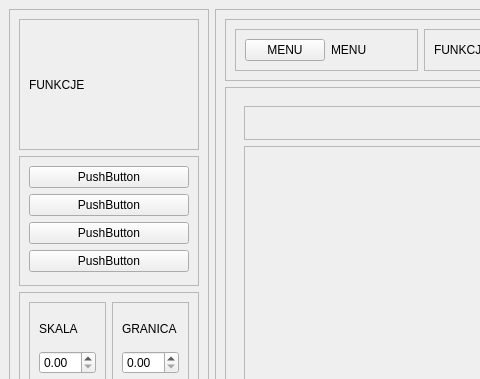
Qt form mainwindow.ui (Kris434/FUNkcje) before a commit; both pictures show x 0 to 480 and y 0 to 379 of the 938 by 600 pixel window.
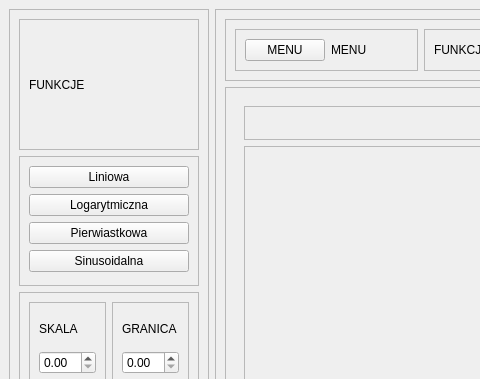
The same form after that commit. Custom widgets are drawn as their Qt base class.

Commit message:
Wszystkie funkcje się już rysują
Następny cel, to pobieranie danych od użytkownika

```diff
--- a/mainwindow.ui
+++ b/mainwindow.ui
@@ -55,28 +55,28 @@
           <item>
            <widget class="QPushButton" name="pushButton">
             <property name="text">
-             <string>PushButton</string>
+             <string>Liniowa</string>
             </property>
            </widget>
           </item>
           <item>
            <widget class="QPushButton" name="pushButton_2">
             <property name="text">
-             <string>PushButton</string>
+             <string>Logarytmiczna</string>
             </property>
            </widget>
           </item>
           <item>
            <widget class="QPushButton" name="pushButton_3">
             <property name="text">
-             <string>PushButton</string>
+             <string>Pierwiastkowa</string>
             </property>
            </widget>
           </item>
           <item>
            <widget class="QPushButton" name="pushButton_4">
             <property name="text">
-             <string>PushButton</string>
+             <string>Sinusoidalna</string>
             </property>
            </widget>
           </item>
```
Left out of the diff: 2 changed lines with no effect on the pictures. The commit also changes 2 other files.
